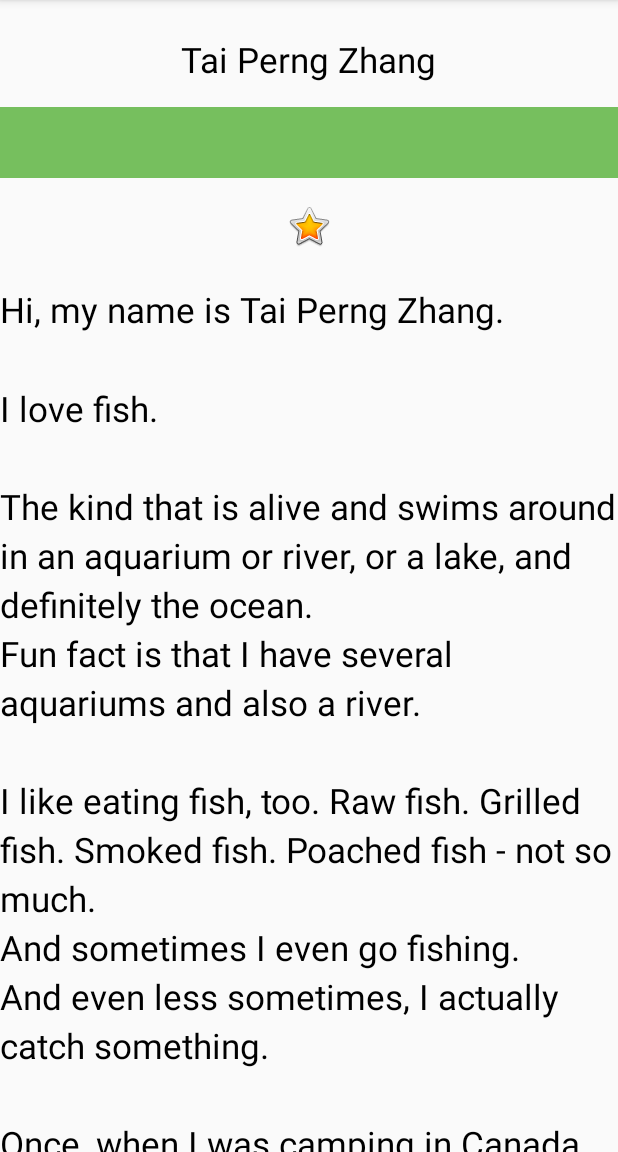
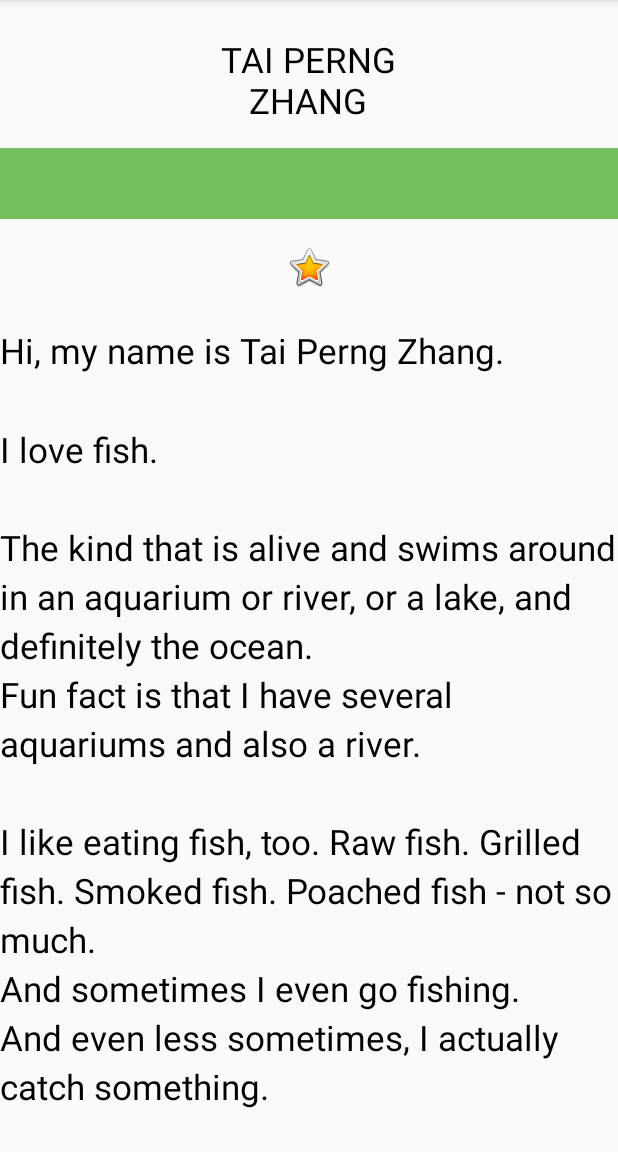
Before and after one commit to taipz/MAD_Pratical_2, an Android app: the screen it shows after launch (MainActivity), after a tap on "DONE", on a phone screen of 412 x 824 dp, the part 84-1236 px from its top. Run offline under Robolectric (Android 15) with nearby library versions, the phone set to English and light mode, and no system bars; our stand-ins replace data binding; Roboto replaces fonts that are not available here.

Commit message:
COMMINT 2.4

```diff
--- a/app/build.gradle
+++ b/app/build.gradle
@@ -21,6 +21,10 @@ android {
             proguardFiles getDefaultProguardFile('proguard-android-optimize.txt'), 'proguard-rules.pro'
         }
     }
+
+    dataBinding {
+        enabled = true
+    }
 }
 
 dependencies {
--- a/app/src/main/java/com/example/mad_pratical_2/MainActivity.kt
+++ b/app/src/main/java/com/example/mad_pratical_2/MainActivity.kt
@@ -8,26 +8,41 @@ import android.view.inputmethod.InputMethodManager
 import android.widget.Button
 import android.widget.EditText
 import android.widget.TextView
+import androidx.databinding.DataBindingUtil
+import com.example.mad_pratical_2.databinding.ActivityMainBinding
 
 class MainActivity : AppCompatActivity() {
 
+    private lateinit var binding: ActivityMainBinding
+    private val myName: MyName = MyName("TAI PERNG ZHANG")
+
     override fun onCreate(savedInstanceState: Bundle?) {
         super.onCreate(savedInstanceState)
-        setContentView(R.layout.activity_main)
-        findViewById<Button>(R.id.done_button).setOnClickListener {
+        binding = DataBindingUtil.setContentView(this, R.layout.activity_main)
+        binding.doneButton.setOnClickListener {
             addNickname(it)
         }
-        findViewById<TextView>(R.id.nickname_text).setOnClickListener {
+        findViewById<View>(R.id.nickname_text).setOnClickListener {
             updateNickname(it)
         }
+
+        binding.myName = myName
     }
     private fun addNickname(view: View) {
-        val editText = findViewById<EditText>(R.id.nickname_edit)
-        val nicknameTextView = findViewById<TextView>(R.id.nickname_text)
-        nicknameTextView.text = editText.text
-        editText.visibility = View.GONE
-        view.visibility = View.GONE
-        nicknameTextView.visibility = View.VISIBLE
+        binding.nicknameText.text = binding.nicknameEdit.text
+        binding.nicknameEdit.visibility = View.GONE
+        binding.doneButton.visibility = View.GONE
+        binding.nicknameText.visibility = View.VISIBLE
+
+        binding.nicknameText.text = binding.nicknameEdit.text.toString()
+
+        binding.apply {
+            myName?.nickname = nicknameEdit.text.toString()
+            invalidateAll()
+            nicknameEdit.visibility = View.GONE
+            doneButton.visibility = View.GONE
+            nicknameText.visibility = View.VISIBLE
+        }
     }
 
     private fun clickHandlerFunction(viewThatIsClicked: View) {
--- /dev/null
+++ b/app/src/main/java/com/example/mad_pratical_2/MyName.kt
@@ -0,0 +1,3 @@
+package com.example.mad_pratical_2
+
+data class MyName(var name: String = "", var nickname: String = "")
--- a/app/src/main/res/layout/activity_main.xml
+++ b/app/src/main/res/layout/activity_main.xml
@@ -1,7 +1,17 @@
 <?xml version="1.0" encoding="utf-8"?>
-<LinearLayout xmlns:android="http://schemas.android.com/apk/res/android"
+<layout xmlns:android="http://schemas.android.com/apk/res/android"
     xmlns:app="http://schemas.android.com/apk/res-auto"
-    xmlns:tools="http://schemas.android.com/tools"
+    xmlns:tools="http://schemas.android.com/tools">
+
+
+    <data>
+        <variable
+            name="myName"
+            type="com.example.mad_pratical_2.MyName" />
+    </data>
+
+
+<LinearLayout
     android:layout_width="match_parent"
     android:layout_height="match_parent"
     android:orientation="vertical"
@@ -11,7 +21,7 @@
         style="@style/NameStyle"
         android:layout_width="182dp"
         android:layout_height="wrap_content"
-        android:text="@string/name"
+        android:text="@={myName.name}"
         android:textAlignment="center"
         app:fontFamily="@font/roboto"
         app:layout_constraintBottom_toBottomOf="parent"
@@ -51,7 +61,7 @@
         android:layout_width="match_parent"
         android:layout_height="wrap_content"
         android:layout_gravity="center_horizontal"
-        android:text=""
+        android:text="@={myName.nickname}"
         android:textAlignment="center"
         android:visibility="gone"
         android:background="@color/colorAccent"
@@ -90,3 +100,4 @@
 
 
 </LinearLayout>
+</layout>
```
